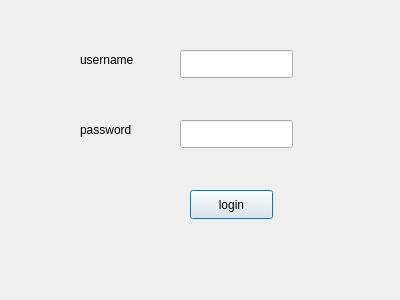
This is bankingSystem/logindialog.ui in mehdi0-0s/Banking as Qt 5 draws it before an edit. The edited form follows.
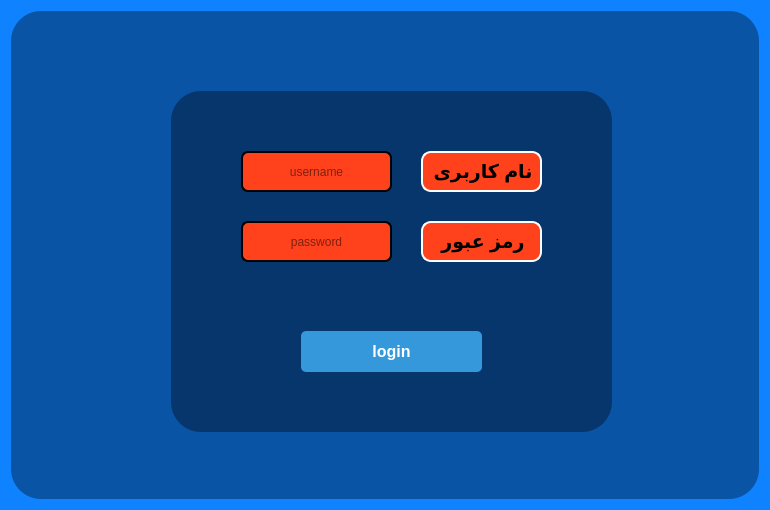
This is the edited form.

Commit message: style: Improve UI design and layout

Patch:
```diff
--- a/bankingSystem/logindialog.ui
+++ b/bankingSystem/logindialog.ui
@@ -6,72 +6,184 @@
    <rect>
     <x>0</x>
     <y>0</y>
-    <width>400</width>
-    <height>300</height>
+    <width>770</width>
+    <height>510</height>
    </rect>
   </property>
   <property name="windowTitle">
    <string>Dialog</string>
   </property>
-  <widget class="QLineEdit" name="username_lineEdit">
-   <property name="geometry">
-    <rect>
-     <x>180</x>
-     <y>50</y>
-     <width>113</width>
-     <height>28</height>
-    </rect>
-   </property>
-  </widget>
-  <widget class="QLineEdit" name="password_lineEdit">
+  <property name="styleSheet">
+   <string notr="true">background-color: rgb(14, 130, 255);</string>
+  </property>
+  <layout class="QGridLayout" name="gridLayout_2">
+   <item row="0" column="0">
+    <widget class="QFrame" name="frame_2">
+     <property name="styleSheet">
+      <string notr="true">background-color:rgba(0,0,0,90);
+border-radius:30px;
+</string>
+     </property>
+     <property name="frameShape">
+      <enum>QFrame::Shape::StyledPanel</enum>
+     </property>
+     <property name="frameShadow">
+      <enum>QFrame::Shadow::Raised</enum>
+     </property>
+     <widget class="QFrame" name="frame">
    <property name="geometry">
     <rect>
-     <x>180</x>
-     <y>120</y>
-     <width>113</width>
-     <height>28</height>
-    </rect>
-   </property>
-  </widget>
+        <x>160</x>
+        <y>80</y>
+        <width>441</width>
+        <height>341</height>
+       </rect>
+      </property>
+      <property name="styleSheet">
+       <string notr="true">background-color:rgba(0,0,0,90);
+border-radius:30px;
+</string>
+      </property>
+      <property name="frameShape">
+       <enum>QFrame::Shape::StyledPanel</enum>
+      </property>
+      <property name="frameShadow">
+       <enum>QFrame::Shadow::Raised</enum>
+      </property>
   <widget class="QLabel" name="label">
    <property name="geometry">
     <rect>
-     <x>80</x>
-     <y>50</y>
-     <width>81</width>
-     <height>20</height>
-    </rect>
-   </property>
+         <x>250</x>
+         <y>60</y>
+         <width>121</width>
+         <height>41</height>
+        </rect>
+       </property>
+       <property name="styleSheet">
+        <string notr="true">border-width:2px;
+border-style:solid;
+border-color: rgb(255, 255, 255);
+border-radius:10px;
+
+background-color: rgb(255, 66, 28);</string>
+       </property>
    <property name="text">
-    <string>username</string>
+        <string>&lt;html&gt;&lt;head/&gt;&lt;body&gt;&lt;p align=&quot;center&quot;&gt;&lt;span style=&quot; font-size:14pt; font-weight:700;&quot;&gt;نام کاربری&lt;/span&gt;&lt;/p&gt;&lt;/body&gt;&lt;/html&gt;</string>
    </property>
   </widget>
   <widget class="QLabel" name="label_2">
    <property name="geometry">
     <rect>
-     <x>80</x>
-     <y>120</y>
-     <width>63</width>
-     <height>20</height>
-    </rect>
-   </property>
+         <x>250</x>
+         <y>130</y>
+         <width>121</width>
+         <height>41</height>
+        </rect>
+       </property>
+       <property name="styleSheet">
+        <string notr="true">border-width:2px;
+border-style:solid;
+border-color: rgb(255, 255, 255);
+border-radius:10px;
+background-color: rgb(255, 66, 28);</string>
+       </property>
    <property name="text">
+        <string>&lt;html&gt;&lt;head/&gt;&lt;body&gt;&lt;p align=&quot;center&quot;&gt;&lt;span style=&quot; font-size:14pt; font-weight:700;&quot;&gt;رمز عبور&lt;/span&gt;&lt;/p&gt;&lt;/body&gt;&lt;/html&gt;</string>
+       </property>
+      </widget>
+      <widget class="QLineEdit" name="username_lineEdit">
+       <property name="geometry">
+        <rect>
+         <x>70</x>
+         <y>60</y>
+         <width>151</width>
+         <height>41</height>
+        </rect>
+       </property>
+       <property name="toolTip">
+        <string>&lt;html&gt;&lt;head/&gt;&lt;body&gt;&lt;p&gt;&lt;br/&gt;&lt;/p&gt;&lt;/body&gt;&lt;/html&gt;</string>
+       </property>
+       <property name="styleSheet">
+        <string notr="true">border-width:2px;
+font: 700 12pt &quot;Segoe UI&quot;;
+border-style:solid;
+border-color: rgb(0, 0, 0);
+border-radius:7px;
+background-color: rgb(255, 66, 28);</string>
+       </property>
+       <property name="alignment">
+        <set>Qt::AlignmentFlag::AlignCenter</set>
+       </property>
+       <property name="placeholderText">
+        <string>username</string>
+       </property>
+      </widget>
+      <widget class="QLineEdit" name="password_lineEdit">
+       <property name="geometry">
+        <rect>
+         <x>70</x>
+         <y>130</y>
+         <width>151</width>
+         <height>41</height>
+        </rect>
+       </property>
+       <property name="styleSheet">
+        <string notr="true">border-width:2px;
+font: 700 12pt &quot;Segoe UI&quot;;
+border-style:solid;
+border-color: rgb(0, 0, 0);
+border-radius:7px;
+background-color: rgb(255, 66, 28);</string>
+       </property>
+       <property name="echoMode">
+        <enum>QLineEdit::EchoMode::Password</enum>
+       </property>
+       <property name="alignment">
+        <set>Qt::AlignmentFlag::AlignCenter</set>
+       </property>
+       <property name="placeholderText">
     <string>password</string>
    </property>
   </widget>
   <widget class="QPushButton" name="login_pushButton">
    <property name="geometry">
     <rect>
-     <x>190</x>
-     <y>190</y>
-     <width>83</width>
-     <height>29</height>
-    </rect>
-   </property>
+         <x>130</x>
+         <y>240</y>
+         <width>181</width>
+         <height>41</height>
+        </rect>
+       </property>
+       <property name="font">
+        <font>
+         <pointsize>12</pointsize>
+         <bold>true</bold>
+        </font>
+       </property>
+       <property name="styleSheet">
+        <string notr="true">QPushButton {
+    background-color: #3498db;
+    color: white;
+    border: none;
+    padding: 8px 16px;
+    border-radius: 5px;
+}
+
+QPushButton:hover {
+    background-color: #2980b9;
+}</string>
+       </property>
    <property name="text">
     <string>login</string>
    </property>
-  </widget>
+       <property name="checkable">
+        <bool>false</bool>
+       </property>
+      </widget>
+     </widget>
+    </widget>
+   </item>
+  </layout>
  </widget>
  <resources/>
  <connections/>
```
Lines whose indentation alone changed are shown as unchanged. The commit also changes 7 other files.
